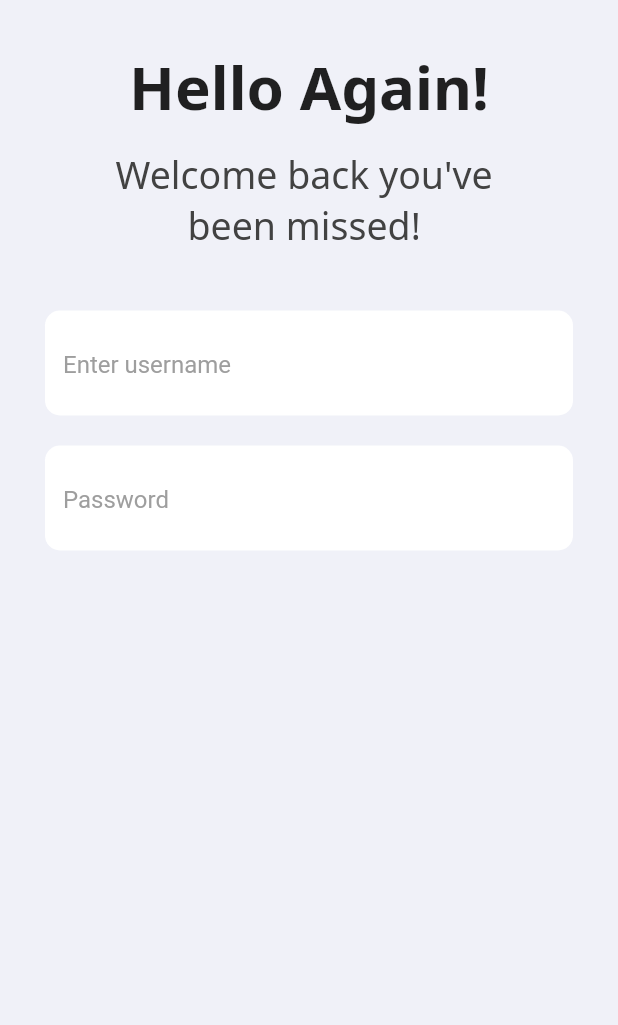
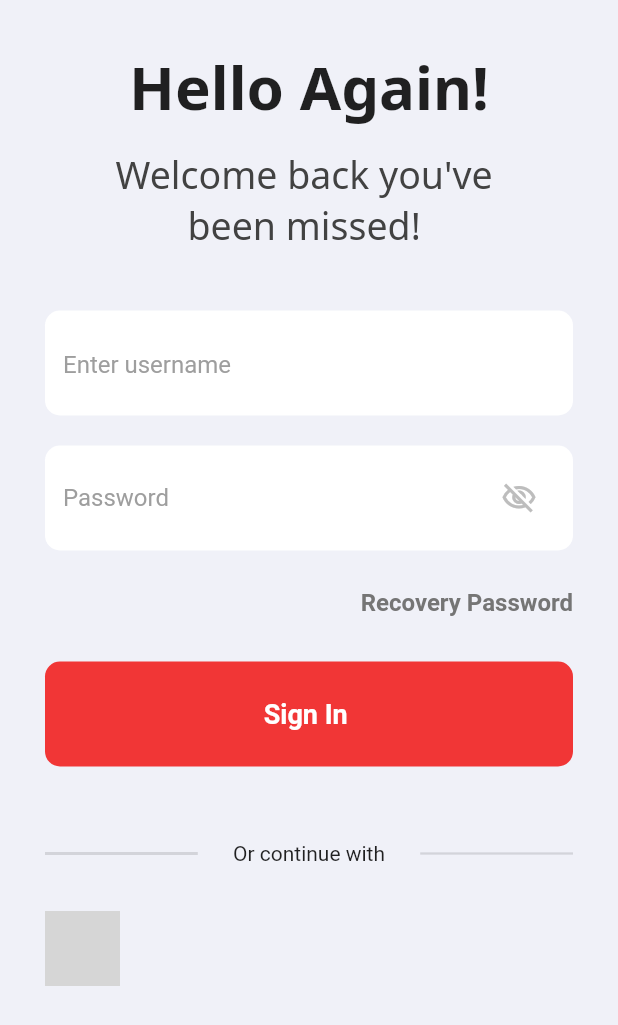
Before and after one commit to naji-ya/LOGIN-UI, a Flutter app: the screen it shows after launch, on a phone screen of 412 x 824 dp. Shown: the top 1025 px of the screen. Run offline on Flutter 3.47's test engine with Material 2 defaults, Android fonts, the phone set to English and light mode, and no system bars; our stand-ins replace google_fonts; grey boxes are pictures that could not be loaded.

Commit message:
last images are adding,but images are not supporting

```diff
--- a/lib/screens/sign_in.dart
+++ b/lib/screens/sign_in.dart
@@ -1,10 +1,11 @@
 import 'package:flutter/material.dart';
 import 'package:google_fonts/google_fonts.dart';
 import 'package:login_ui/style/theme.dart';
+import 'package:login_ui/utils/sign_in_button.dart';
 
 class SignInPage extends StatelessWidget {
   const SignInPage({super.key});
-
+  final bool _isObscureText = true;
   @override
   Widget build(BuildContext context) {
     return Scaffold(
@@ -65,21 +66,88 @@ class SignInPage extends StatelessWidget {
                 Container(
                   height: 70,
                   decoration: BoxDecoration(
-                      color: Colors.white,
-                      borderRadius: BorderRadius.circular(10)),
+                    color: Colors.white,
+                    borderRadius: BorderRadius.circular(10),
+                  ),
                   child: Padding(
                     padding: const EdgeInsets.all(12.0),
                     child: TextField(
+                      obscureText: true,
                       decoration: InputDecoration(
-                          border: InputBorder.none,
-                          hintText: "Password",
-                          hintStyle: TextStyle(color: Colors.grey.shade500)),
+                        border: InputBorder.none,
+                        hintText: "Password",
+                        hintStyle: TextStyle(color: Colors.grey.shade500),
+                        suffixIcon: Icon(
+                          Icons.visibility_off_outlined,
+                          color: Colors.grey.shade400,
+                        ),
+                      ),
                     ),
                   ),
                 ),
+                const SizedBox(
+                  height: 25,
+                ),
                 // text recovery password
+                Row(
+                  mainAxisAlignment: MainAxisAlignment.end,
+                  children: [
+                    Text(
+                      "Recovery Password",
+                      style: TextStyle(
+                          fontSize: 16,
+                          color: Colors.grey.shade600,
+                          fontWeight: FontWeight.bold),
+                    ),
+                  ],
+                ),
+                //sign in Button
+                const SizedBox(
+                  height: 30,
+                ),
 
-                //sign in Button
+                const SignInButton(),
+
+                const SizedBox(
+                  height: 50,
+                ),
+                Row(
+                  children: const [
+                    Expanded(
+                      child: Divider(
+                        thickness: 2.0,
+                      ),
+                    ),
+                    SizedBox(
+                      width: 20,
+                    ),
+                    Text(" Or continue with "),
+                    SizedBox(
+                      width: 20,
+                    ),
+                    Expanded(
+                      child: Divider(
+                        thickness: 1.5,
+                      ),
+                    ),
+                  ],
+                ),
+                const SizedBox(
+                  height: 30,
+                ),
+
+                Row(
+                  children: [
+                    SizedBox(
+                      height: 50,
+                      width: 50,
+                      child: Image.asset(
+                        "assets.Google-Logo.jpg",
+                        fit: BoxFit.cover,
+                      ),
+                    ),
+                  ],
+                )
               ],
             ),
           ),
--- /dev/null
+++ b/lib/utils/sign_in_button.dart
@@ -0,0 +1,23 @@
+import 'package:flutter/material.dart';
+
+class SignInButton extends StatelessWidget {
+  const SignInButton({super.key});
+
+  @override
+  Widget build(BuildContext context) {
+    return Container(
+      height: 70,
+      width: double.infinity,
+      decoration: BoxDecoration(
+        borderRadius: BorderRadius.circular(10),
+        color: const Color.fromARGB(238, 241, 40, 40),
+      ),
+      child: const Center(
+          child: Text(
+        "Sign In ",
+        style: TextStyle(
+            fontSize: 18, color: Colors.white, fontWeight: FontWeight.bold),
+      ),),
+    );
+  }
+}
--- a/pubspec.yaml
+++ b/pubspec.yaml
@@ -62,7 +62,7 @@ flutter:
 
   # To add assets to your application, add an assets section, like this:
   assets:
-    - assets/image.PNG
+    - assets/
 
 
   # An image asset can refer to one or more resolution-specific "variants", see
```
Also changed, not shown: assets/Google-Logo.jpg (added).
